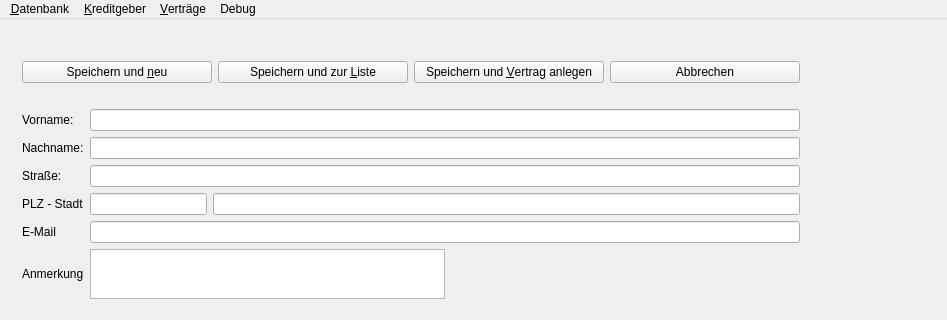
First picture: the form in DKV2/mainwindow.ui, repository Schachigel/DKV2, before the edit; both pictures show x 0 to 947 and y 0 to 320 of the 947 by 489 pixel window.
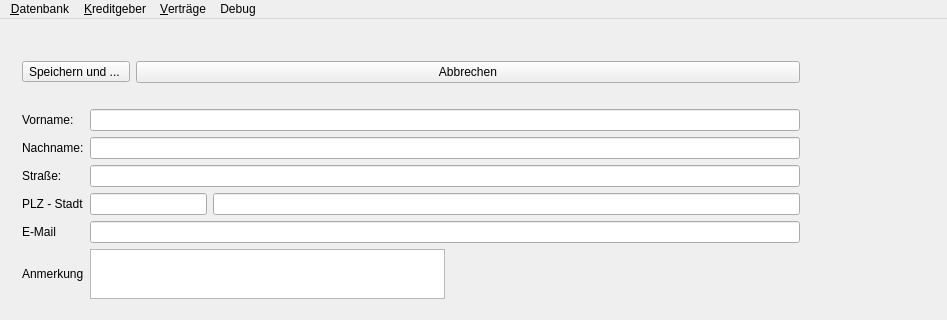
Second picture: the form after the edit. The open tabs and pages were chosen to show the change. Custom widgets are drawn as their Qt base class.

Commit message: Neuer Kreditor: "Speichern und " Buttons improved into one menu

Diff of the .ui file:
```diff
--- a/DKV2/mainwindow.ui
+++ b/DKV2/mainwindow.ui
@@ -92,32 +92,12 @@
         <item>
          <layout class="QHBoxLayout" name="hlNeuePersonButtons">
           <item>
-           <widget class="QPushButton" name="saveNew">
+           <widget class="CustomToolButton" name="saveAnd">
             <property name="toolTip">
              <string>Der DK Geber wird gespeichert und ein weiterer Datensatz zur Eingabe angelegt</string>
             </property>
             <property name="text">
-             <string>Speichern und &amp;neu</string>
-            </property>
-           </widget>
-          </item>
-          <item>
-           <widget class="QPushButton" name="saveList">
-            <property name="toolTip">
-             <string>Der neue DK Geber wird gespeichert und die Liste aller DK Geber wird angezeigt</string>
-            </property>
-            <property name="text">
-             <string>Speichern und zur &amp;Liste</string>
-            </property>
-           </widget>
-          </item>
-          <item>
-           <widget class="QPushButton" name="saveExit">
-            <property name="toolTip">
-             <string>Der DK Geber wird gespeichert und zur Eingabe eines Vertrags gewechselt</string>
-            </property>
-            <property name="text">
-             <string>Speichern und &amp;Vertrag anlegen</string>
+             <string>Speichern und ... </string>
             </property>
            </widget>
           </item>
@@ -923,6 +903,13 @@
   </action>
  </widget>
  <layoutdefault spacing="6" margin="11"/>
+ <customwidgets>
+  <customwidget>
+   <class>CustomToolButton</class>
+   <extends>QToolButton</extends>
+   <header>customtoolbutton.h</header>
+  </customwidget>
+ </customwidgets>
  <tabstops>
   <tabstop>leVorname</tabstop>
   <tabstop>leNachname</tabstop>
```
Left out of the diff: 32 changed lines with no effect on the pictures. The commit also changes 5 other files.
